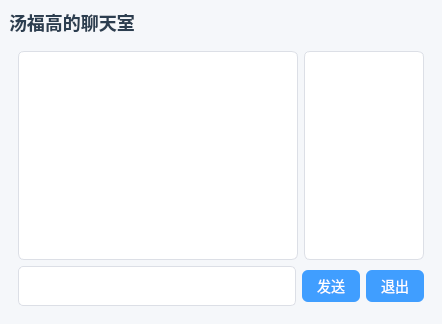
The window that ChatClient/mainwindow.ui (Rodger6666/lab4) describes before a commit, drawn with Qt 5.
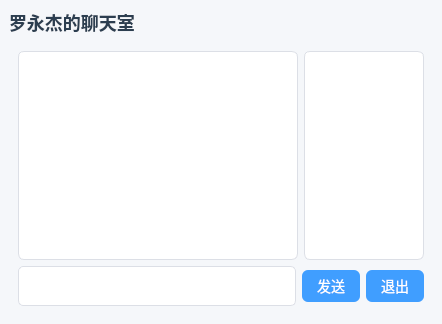
The same window after the commit.

Commit message: 初始化Qt聊天室项目，保留本地.gitignore

```diff
--- a/ChatClient/mainwindow.ui
+++ b/ChatClient/mainwindow.ui
@@ -153,7 +153,7 @@
     <item>
      <widget class="QLabel" name="titleLabel">
       <property name="text">
-       <string>汤福高的聊天室</string>
+       <string>罗永杰的聊天室</string>
       </property>
      </widget>
     </item>
```
The commit also changes 3 other files.
